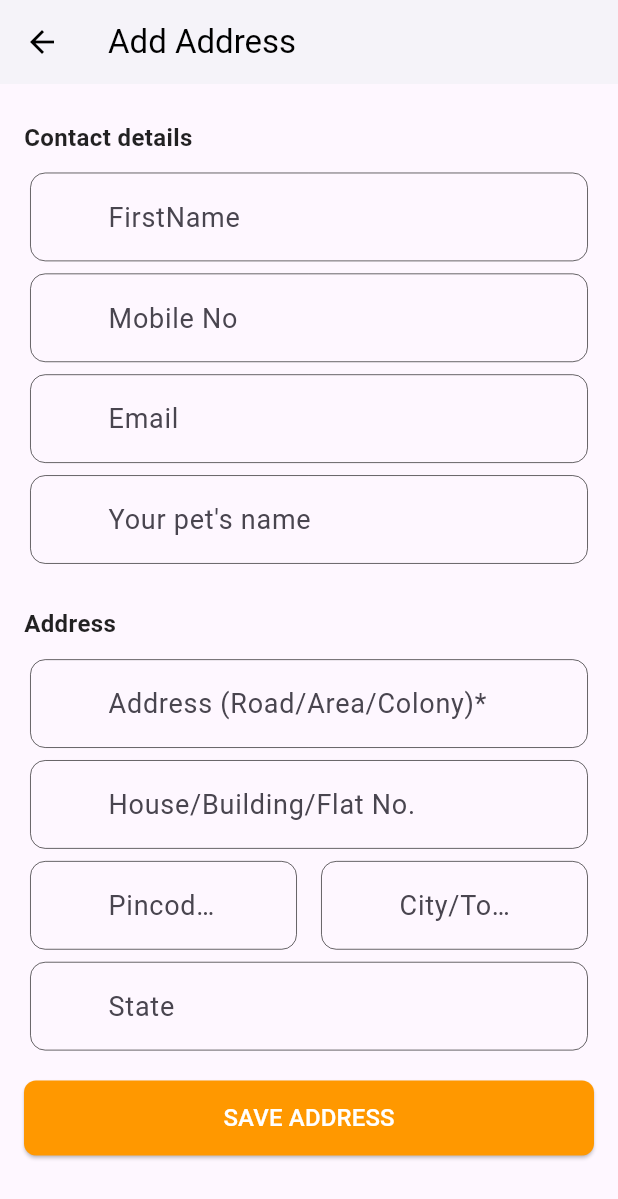
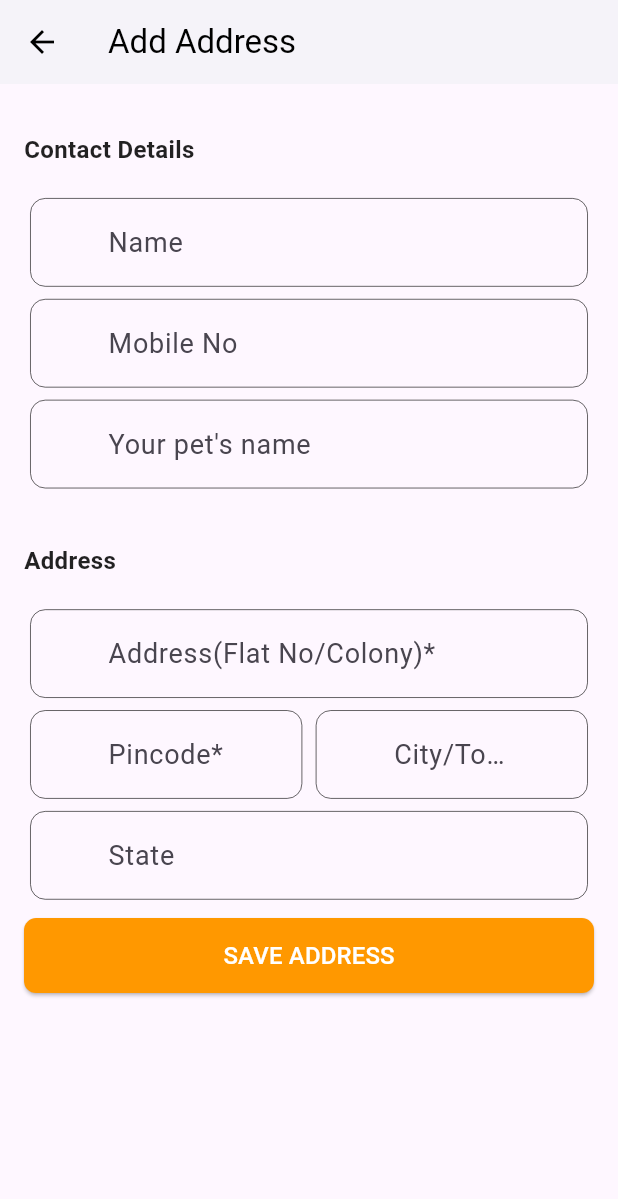
Before and after one commit to akp-dev2230/petmate, a Flutter app: the Editaddress screen opened directly, on a phone screen of 412 x 824 dp. Shown: the top 1199 px of the screen. Run offline on Flutter 3.47's test engine with Material 3 defaults, Android fonts, the light colour scheme and no system bars; our stand-ins replace cloud_firestore, firebase_auth, firebase_core, flutter_rating_bar, get, lottie and 1 more; accounts and stored records are empty; network calls fail.

```diff
--- a/lib/views/Cart/editaddress.dart
+++ b/lib/views/Cart/editaddress.dart
@@ -1,3 +1,5 @@
+import 'package:cloud_firestore/cloud_firestore.dart';
+import 'package:firebase_auth/firebase_auth.dart';
 import 'package:flutter/material.dart';
 import 'package:petmate/commonwidgets/commontextfield.dart';
 
@@ -9,9 +11,18 @@ class Editaddress extends StatefulWidget {
 }
 
 class _EditaddressState extends State<Editaddress> {
+
+  // Controllers for input fields
+  final TextEditingController nameController = TextEditingController();
+  final TextEditingController mobileController = TextEditingController();
+  final TextEditingController petnameController = TextEditingController();
+  final TextEditingController addressController = TextEditingController();
+  final TextEditingController cityController = TextEditingController();
+  final TextEditingController pincodeController = TextEditingController();
+  final TextEditingController stateController = TextEditingController();
+
   @override
     Widget build(BuildContext context) {
-
       final screenWidth = MediaQuery.of(context).size.width;
       final screenHeight = MediaQuery.of(context).size.height;
 
@@ -25,82 +36,97 @@ class _EditaddressState extends State<Editaddress> {
             crossAxisAlignment: CrossAxisAlignment.start,
             children: [
               // Contact Details Section
-            _sectionTitle("Contact details"),
               Padding(
-              padding: EdgeInsets.symmetric(horizontal: screenWidth*0.01,vertical: screenHeight*0.005),
+                padding: EdgeInsets.symmetric(vertical: screenHeight*0.02),
+                child: const Text("Contact Details", style: TextStyle(fontWeight: FontWeight.bold, fontSize: 16)),
+              ),
+              Padding(
+                padding: EdgeInsets.symmetric(horizontal: screenWidth * 0.01,
+                    vertical: screenHeight * 0.005),
                 child: commonTextfield(context: context,
-              hinttext: "FirstName",
+                  controller: nameController,
+                  hinttext: "Name",
                 ),
-            ),Padding(
-              padding: EdgeInsets.symmetric(horizontal: screenWidth*0.01,vertical: screenHeight*0.005),
+              ),
+              Padding(
+                padding: EdgeInsets.symmetric(horizontal: screenWidth * 0.01,
+                    vertical: screenHeight * 0.005),
                 child: commonTextfield(context: context,
+                  controller: mobileController,
                   hinttext: "Mobile No",
                 ),
-            ),Padding(
-              padding: EdgeInsets.symmetric(horizontal: screenWidth*0.01,vertical: screenHeight*0.005),
+              ),
+              Padding(
+                padding: EdgeInsets.symmetric(horizontal: screenWidth * 0.01,
+                    vertical: screenHeight * 0.005),
                 child: commonTextfield(context: context,
-                hinttext: "Email",
-              ),
-            ),Padding(
-              padding: EdgeInsets.symmetric(horizontal: screenWidth*0.01,vertical: screenHeight*0.005),
-              child: commonTextfield(context: context,
+                  controller: petnameController,
                   hinttext: "Your pet's name",
                 ),
               ),
 
-            SizedBox(height: screenHeight*0.02),
+              SizedBox(height: screenHeight * 0.02),
 
               // Address Section
-            _sectionTitle("Address"),
               Padding(
-              padding: EdgeInsets.symmetric(horizontal: screenWidth*0.01,vertical: screenHeight*0.005),
-              child: commonTextfield(context: context,
-                hinttext: "Address (Road/Area/Colony)*",
-              ),
+                padding: EdgeInsets.symmetric(vertical: screenHeight*0.02),
+                child: const Text("Address", style: TextStyle(fontWeight: FontWeight.bold, fontSize: 16)),
               ),
               Padding(
-              padding: EdgeInsets.symmetric(horizontal: screenWidth*0.01,vertical: screenHeight*0.005),
+                padding: EdgeInsets.symmetric(horizontal: screenWidth * 0.01,
+                    vertical: screenHeight * 0.005),
                 child: commonTextfield(context: context,
-                hinttext: "House/Building/Flat No.",
+                  controller: addressController,
+                  hinttext: "Address(Flat No/Colony)*",
                 ),
               ),
               Row(
                 children: [
                   Expanded(child: Padding(
-                  padding: EdgeInsets.symmetric(horizontal: screenWidth*0.01,vertical: screenHeight*0.005),
+                    padding: EdgeInsets.symmetric(
+                        horizontal: screenWidth * 0.01,
+                        vertical: screenHeight * 0.005),
                     child: commonTextfield(context: context,
+                      controller: pincodeController,
                       hinttext: "Pincode*",
                     ),
                   ),),
-                SizedBox(width: 8),
+                  SizedBox(width: screenWidth*0.002),
                   Expanded(child: Padding(
-                  padding: EdgeInsets.symmetric(horizontal: screenWidth*0.01,vertical: screenHeight*0.005),
+                    padding: EdgeInsets.symmetric(
+                        horizontal: screenWidth * 0.01,
+                        vertical: screenHeight * 0.005),
                     child: commonTextfield(context: context,
+                      controller: cityController,
                       hinttext: "City/Town*",
                     ),
                   ),),
                 ],
               ),
               Padding(
-              padding: EdgeInsets.symmetric(horizontal: screenWidth*0.01,vertical: screenHeight*0.005),
+                padding: EdgeInsets.symmetric(horizontal: screenWidth * 0.01,
+                    vertical: screenHeight * 0.005),
                 child: commonTextfield(context: context,
+                  controller: stateController,
                   hinttext: "State",
                 ),
               ),
 
-            SizedBox(height: 16),
+              SizedBox(height: screenHeight*0.01),
 
               // Save Address Button
               SizedBox(
                 width: double.infinity,
                 height: 50,
                 child: ElevatedButton(
-                onPressed: () {},
+                  onPressed: (){},
                   style: ElevatedButton.styleFrom(
                     backgroundColor: Colors.orange,
-                  shape: RoundedRectangleBorder(borderRadius: BorderRadius.circular(8)),
+                    shape: RoundedRectangleBorder(
+                        borderRadius: BorderRadius.circular(8)),
                   ),
-                child: Text("SAVE ADDRESS", style: TextStyle(fontSize: 16, color: Colors.white)),
+                  child: const Text("SAVE ADDRESS",
+                      style: TextStyle(fontSize: 16, color: Colors.white)),
                 ),
               ),
             ],
@@ -108,27 +134,4 @@ class _EditaddressState extends State<Editaddress> {
         ),
       );
     }
-
-  // Reusable Section Title
-  Widget _sectionTitle(String title) {
-    return Padding(
-      padding: const EdgeInsets.symmetric(vertical: 8),
-      child: Text(title, style: TextStyle(fontWeight: FontWeight.bold, fontSize: 16)),
-    );
 }
-
-  // Reusable Text Field
-  Widget _textField(String hint, String initialValue) {
-    return Padding(
-      padding: const EdgeInsets.symmetric(vertical: 6),
-      child: TextField(
-        decoration: InputDecoration(
-          labelText: hint,
-          border: OutlineInputBorder(borderRadius: BorderRadius.circular(8)),
-          contentPadding: EdgeInsets.symmetric(horizontal: 12, vertical: 12),
-        ),
-        controller: TextEditingController(text: initialValue),
-      ),
-    );
-  }
-}
--- a/lib/views/Userinfo/accountinfo.dart
+++ b/lib/views/Userinfo/accountinfo.dart
@@ -14,8 +14,8 @@ class Accountinfo extends StatelessWidget {
     final screenWidth = MediaQuery.of(context).size.width;
     final screenHeight = MediaQuery.of(context).size.height;
 
-    final profileIcons = [Icons.account_balance, Icons.person, Icons.favorite_outline, Icons.policy, Icons.help_outline];
-    final profileIconsTitle = ["Account setup", "Profile setting", "Wishlist", "Privacy policy", "Help and support",];
+    final profileIcons = [Icons.account_balance, Icons.person, Icons.favorite_outline, Icons.home_filled, Icons.policy, Icons.help_outline];
+    final profileIconsTitle = ["Account setup", "Profile setting", "Wishlist", "Add Address", "Privacy policy", "Help and support",];
 
     return Scaffold(
       backgroundColor: Theme.of(context).appBarTheme.backgroundColor,
@@ -74,7 +74,9 @@ class Accountinfo extends StatelessWidget {
                                 leading: Icon(profileIcons[index], color: Colors.teal,),
                                 title: Text(profileIconsTitle[index], style: TextStyle(fontSize: 18, color: Colors.black),),
                                 trailing: const Icon(Icons.arrow_forward_ios, size: 16, color: Colors.black,),
-                                onTap: (){},
+                                onTap: (){
+
+                                },
                               );
                             },
                           ),
```
Lines whose indentation alone changed are shown as unchanged.
